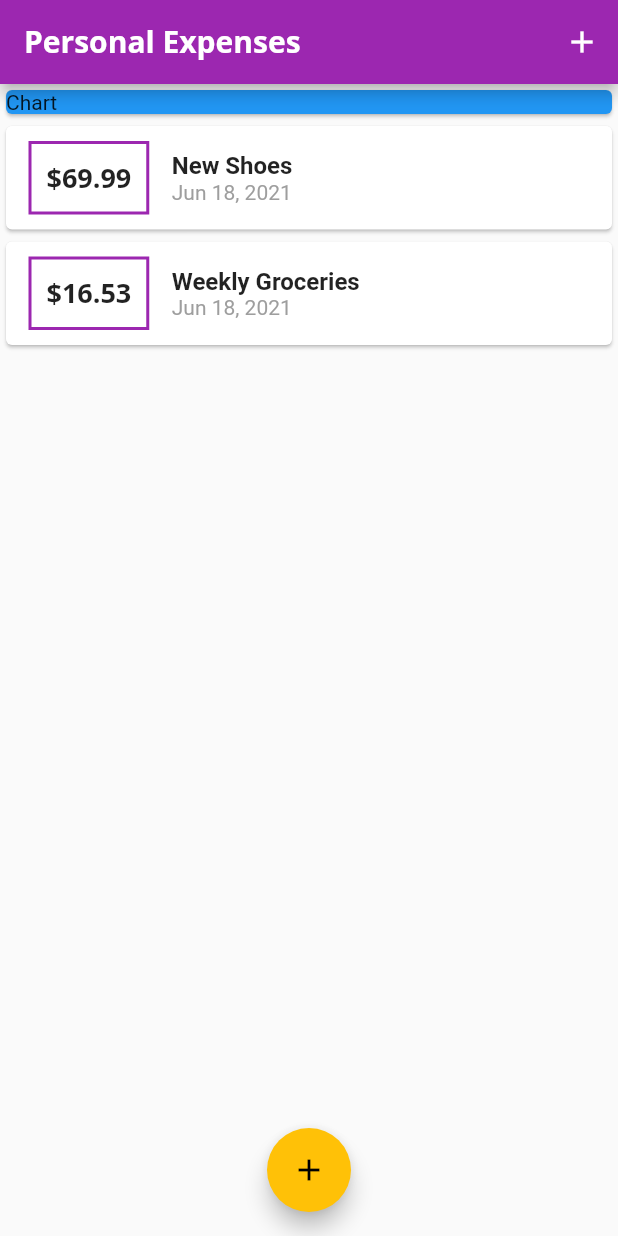
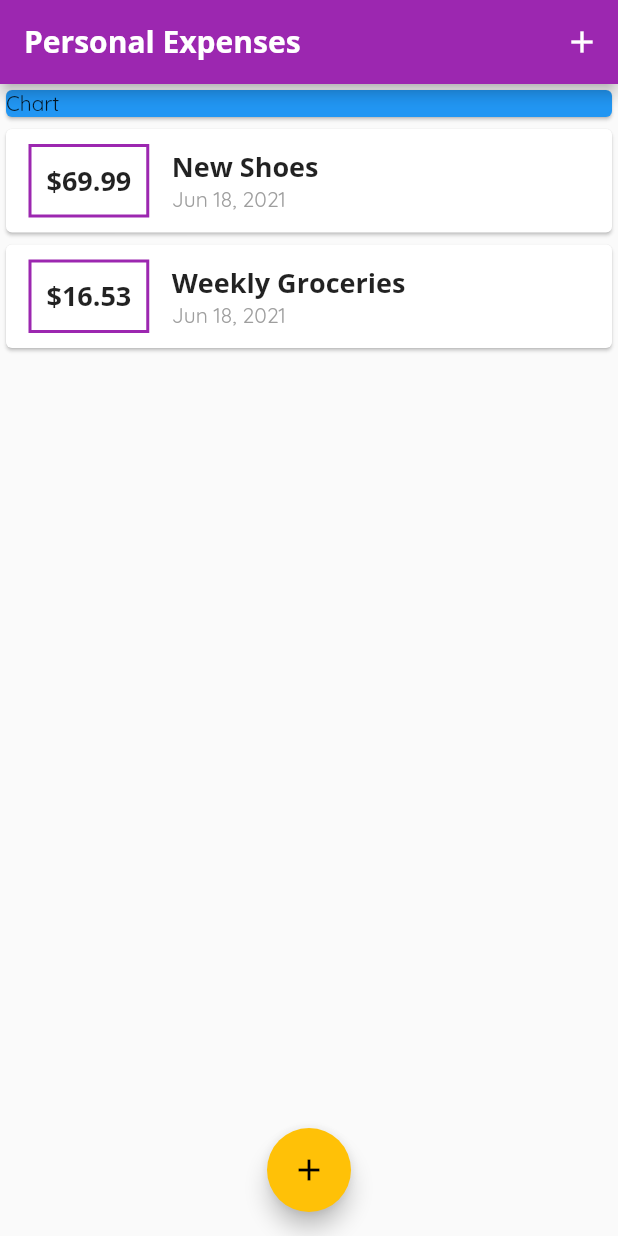
Before and after one commit to Snirdude/PersonalExpenseApp, a Flutter app: the screen it shows after launch, on a phone screen of 412 x 824 dp. Run offline on Flutter 3.47's test engine with Material 2 defaults, Android fonts, the phone set to English and light mode, and no system bars.

Commit message:
End of lecture 99 2.

```diff
--- a/lib/main.dart
+++ b/lib/main.dart
@@ -16,7 +16,7 @@ class MyApp extends StatelessWidget {
         primarySwatch: Colors.purple,
         accentColor: Colors.amber,
         fontFamily: 'Quicksand',
-        textTheme: ThemeData.light().textTheme.copyWith(
+        textTheme: TextTheme(
               headline6: TextStyle(
                 fontFamily: 'OpenSans',
                 fontWeight: FontWeight.bold,
@@ -24,7 +24,7 @@ class MyApp extends StatelessWidget {
               ),
             ),
         appBarTheme: AppBarTheme(
-          textTheme: ThemeData.light().textTheme.copyWith(
+          textTheme: TextTheme(
                 headline6: TextStyle(
                     fontFamily: 'OpenSans',
                     fontSize: 20,
--- a/lib/widgets/transaction_list.dart
+++ b/lib/widgets/transaction_list.dart
@@ -38,10 +38,7 @@ class TransactionList extends StatelessWidget {
                     Text(
                       transactions[index].title,
                       textAlign: TextAlign.start,
-                      style: TextStyle(
-                        fontWeight: FontWeight.bold,
-                        fontSize: 16,
-                      ),
+                      style: Theme.of(context).textTheme.headline6
                     ),
                     Text(
                       DateFormat.yMMMd().format(transactions[index].date),
```
